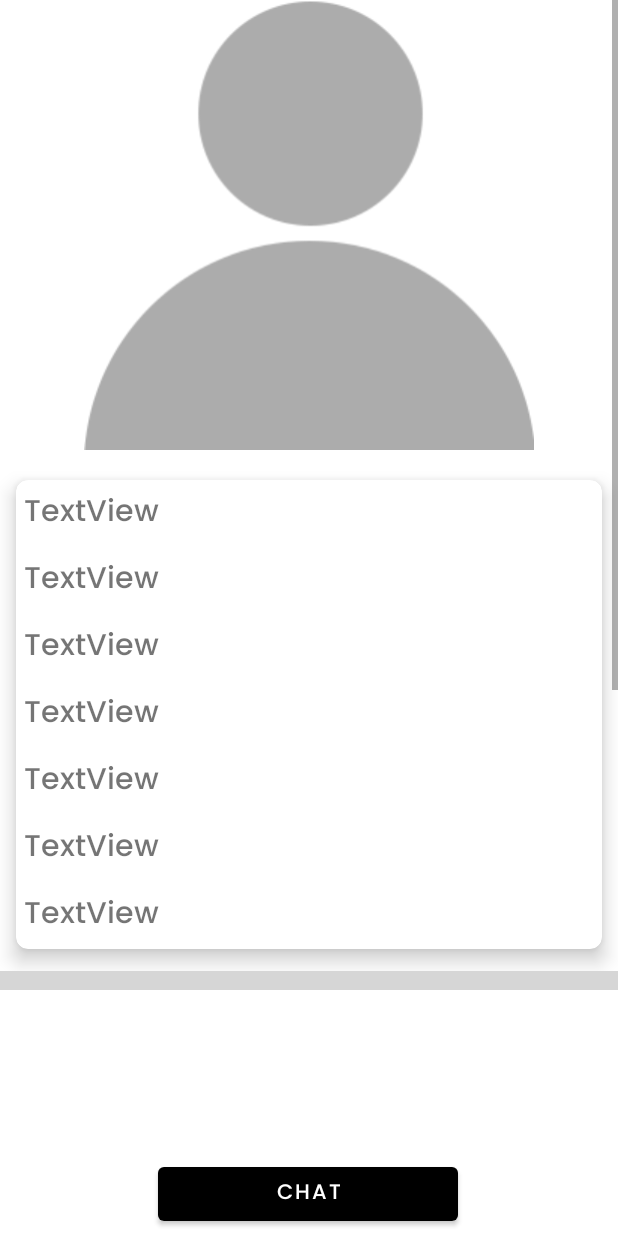
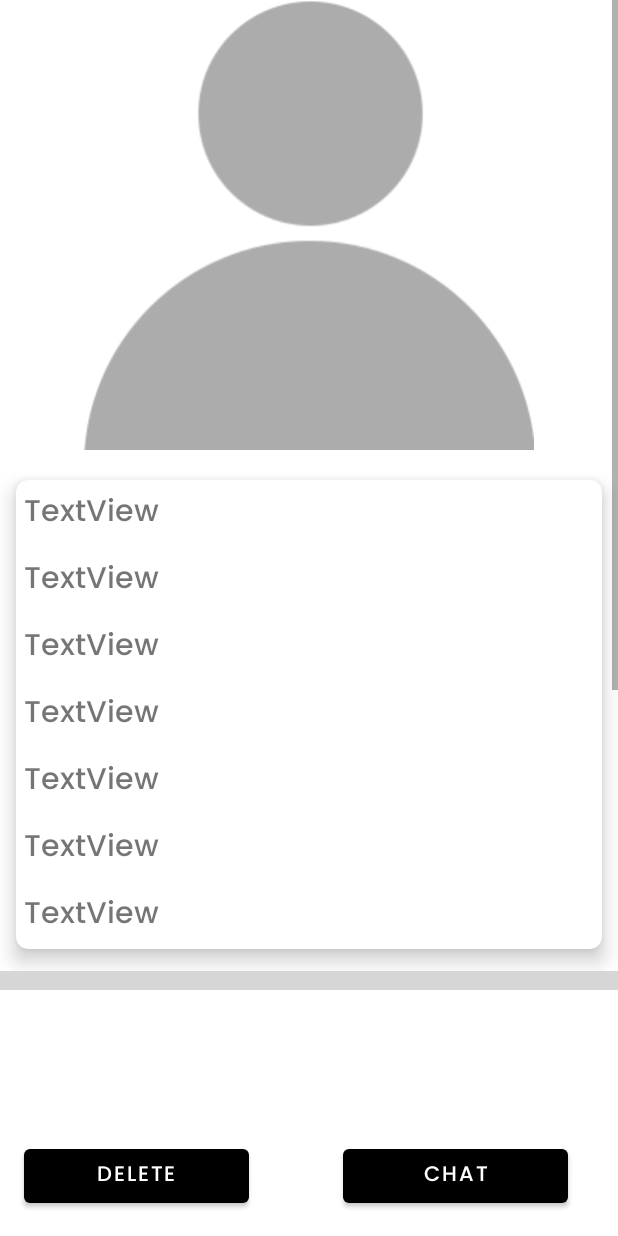
Before and after one commit to Dryices/BookShare_App, an Android app: the layout activity_list_details.xml on its own in the app's theme, with its tools: preview values and no code run, on a phone screen of 412 x 824 dp. Run offline under Robolectric (Android 15) with nearby library versions, the phone set to English and light mode, and no system bars; grey boxes are pictures that could not be loaded.

Commit message:
Last commit edited database

```diff
--- a/app/src/main/java/com/sp/bookshare/ListDetails.java
+++ b/app/src/main/java/com/sp/bookshare/ListDetails.java
@@ -114,10 +114,10 @@ public class ListDetails extends AppCompatActivity implements OnMapReadyCallback
         description.setText("Description: " + extras.getString("description"));
         userID = extras.getString("userID");
         imageURL = extras.getString("image");
-
+        DatabaseReference databaseUser= FirebaseDatabase.getInstance().getReference().child("Users");
         messagestr = "Bookshare: I am interested in buying " + extras.getString("itemName");
 
-        database.child(userID).addListenerForSingleValueEvent(new ValueEventListener() {
+        databaseUser.child(userID).addListenerForSingleValueEvent(new ValueEventListener() {
             @Override
             public void onDataChange(DataSnapshot dataSnapshot) {
                 userPhone = dataSnapshot.child("phone").getValue(String.class);
@@ -141,6 +141,7 @@ public class ListDetails extends AppCompatActivity implements OnMapReadyCallback
     private void chatDialog() {
         String options[] = {"Whatsapp", "Telegram"};
         AlertDialog.Builder builder = new AlertDialog.Builder(this);
+        Log.d("testg", "chatDialog: "+userPhone);
         builder.setTitle("Select contact option with phone number +65 " + userPhone);
         builder.setItems(options, new DialogInterface.OnClickListener() {
             @Override
--- a/app/src/main/res/layout/activity_list_details.xml
+++ b/app/src/main/res/layout/activity_list_details.xml
@@ -128,14 +128,26 @@
 
         <Button
             android:id="@+id/chat_btn"
-            android:layout_width="200dp"
+            android:layout_width="150dp"
             android:layout_height="wrap_content"
-            android:layout_marginBottom="4dp"
+            android:layout_marginBottom="16dp"
             android:gravity="center"
             android:text="Chat"
             app:layout_constraintBottom_toBottomOf="parent"
             app:layout_constraintEnd_toEndOf="parent"
-            app:layout_constraintHorizontal_bias="0.497"
+            app:layout_constraintHorizontal_bias="0.872"
+            app:layout_constraintStart_toStartOf="parent" />
+
+        <Button
+            android:id="@+id/delete_btn"
+            android:layout_width="150dp"
+            android:layout_height="wrap_content"
+            android:layout_marginBottom="16dp"
+            android:gravity="center"
+            android:text="Delete"
+            app:layout_constraintBottom_toBottomOf="parent"
+            app:layout_constraintEnd_toEndOf="parent"
+            app:layout_constraintHorizontal_bias="0.061"
             app:layout_constraintStart_toStartOf="parent" />
 
 
```
